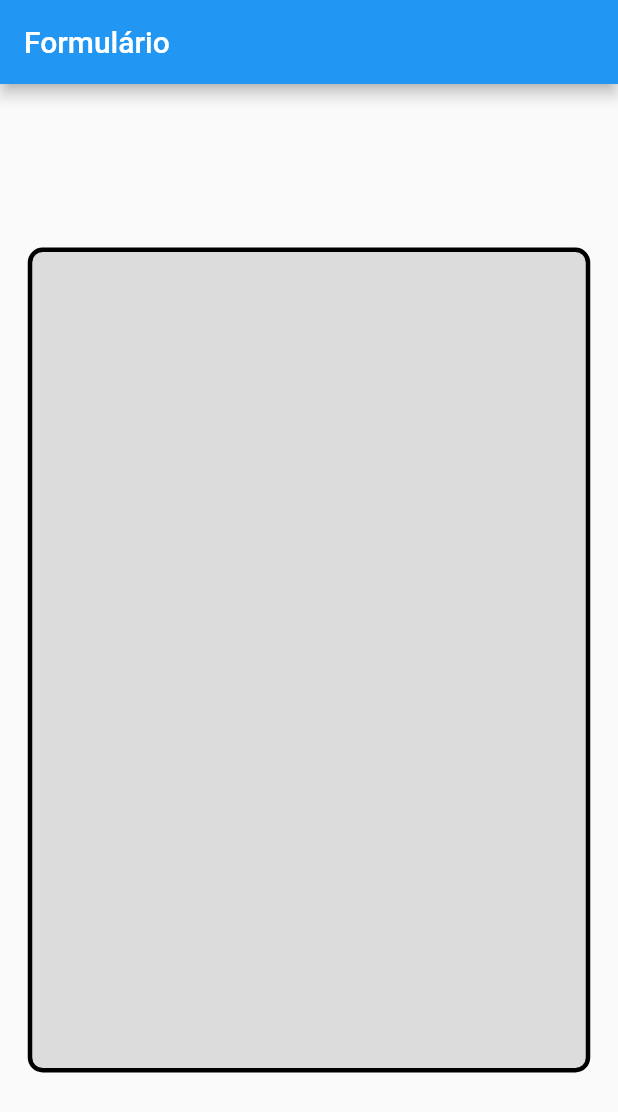
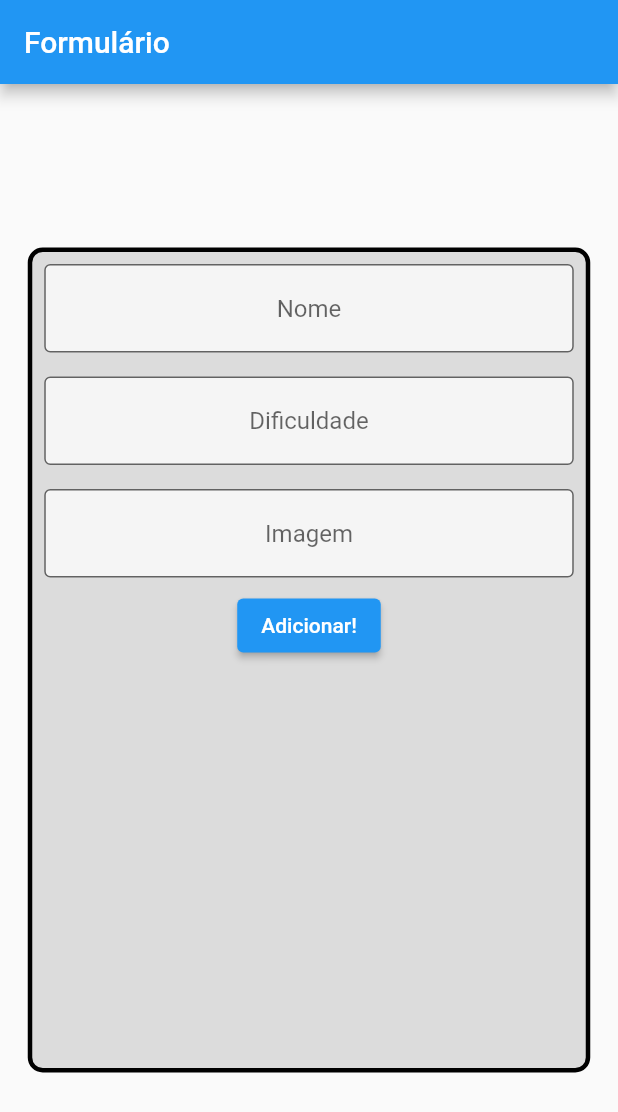
Before and after one commit to zhydani/projetoflutter, a Flutter app: the screen it shows after launch, on a phone screen of 412 x 824 dp. Shown: the top 1112 px of the screen. Run offline on Flutter 3.47's test engine with Material 2 defaults, Android fonts, the phone set to English and light mode, and no system bars.

Commit message:
adicionando campos de input e botao com print do q foi escrito no input

```diff
--- a/lib/screens/form_screen.dart
+++ b/lib/screens/form_screen.dart
@@ -8,6 +8,10 @@ class FormScreen extends StatefulWidget {
 }
 
 class _FormScreenState extends State<FormScreen> {
+  TextEditingController nameController = TextEditingController();
+  TextEditingController difficultyController = TextEditingController();
+  TextEditingController imageController = TextEditingController();
+
   @override
   Widget build(BuildContext context) {
     return Scaffold(
@@ -23,8 +27,58 @@ class _FormScreenState extends State<FormScreen> {
               borderRadius: BorderRadius.circular(10),
               border: Border.all(width: 3),
             ),
+            child: Column(
+              children: [
+                Padding(
+                  padding: const EdgeInsets.all(8.0),
+                  child: TextFormField(
+                    controller: nameController,
+                    textAlign: TextAlign.center,
+                    decoration: InputDecoration(
+                      border: OutlineInputBorder(),
+                      hintText: 'Nome',
+                      fillColor: Colors.white70,
+                      filled: true,
                     ),
+                  ),
+                ),
+                Padding(
+                  padding: const EdgeInsets.all(8.0),
+                  child: TextFormField(
+                    controller: difficultyController,
+                    textAlign: TextAlign.center,
+                    decoration: InputDecoration(
+                      border: OutlineInputBorder(),
+                      hintText: 'Dificuldade',
+                      fillColor: Colors.white70,
+                      filled: true,
+                    ),
+                  ),
+                ),
+                Padding(
+                  padding: const EdgeInsets.all(8.0),
+                  child: TextFormField(
+                    controller: imageController,
+                    textAlign: TextAlign.center,
+                    decoration: InputDecoration(
+                      border: OutlineInputBorder(),
+                      hintText: 'Imagem',
+                      fillColor: Colors.white70,
+                      filled: true,
+                    ),
+                  ),
+                ),
+                ElevatedButton(
+                  onPressed: () {
+                    print(nameController.text);
+                    print(int.parse(difficultyController.text));
+                    print(imageController.text);
+                  },
+                  child: Text('Adicionar!'),
                 )
-    );
+              ],
+            ),
+          ),
+        ));
   }
 }
```
Lines whose indentation alone changed are shown as unchanged.
